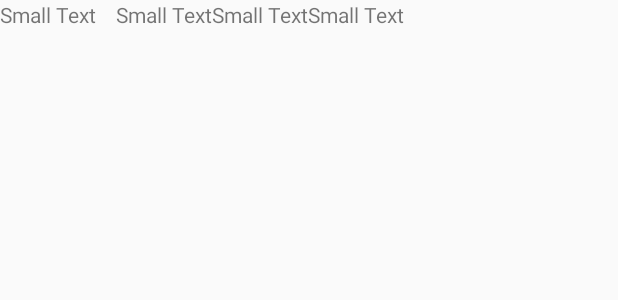
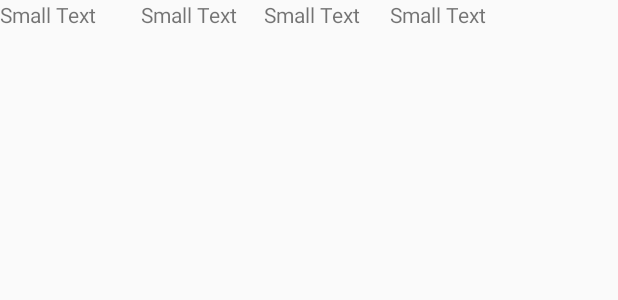
Before and after one commit to fabiozesge/shoplist, an Android app: the layout productlist.xml on its own in the app's theme, with its tools: preview values and no code run, on a phone screen of 412 x 824 dp. Shown: the top 300 px of the screen. Run offline under Robolectric (Android 15) with nearby library versions, the phone set to English and light mode, and no system bars.

Commit message:
New features.....

```diff
--- a/app/src/main/res/layout/activity_list.xml
+++ b/app/src/main/res/layout/activity_list.xml
@@ -43,7 +43,8 @@
                         <ListView
                             android:layout_width="fill_parent"
                             android:layout_height="fill_parent"
-                            android:id="@+id/listViewProduct" />
+                            android:id="@+id/listViewProduct"
+                            tools:listitem="@layout/productlist" />
                     </LinearLayout>
 
                     <LinearLayout
--- a/app/src/main/res/layout/productlist.xml
+++ b/app/src/main/res/layout/productlist.xml
@@ -5,28 +5,32 @@
     <TableRow
         android:layout_width="match_parent"
         android:layout_height="match_parent"
-        android:showDividers="middle|beginning|end">
+        android:showDividers="middle|beginning|end"
+        android:weightSum="1">
 
         <TextView
             android:layout_width="77dp"
             android:layout_height="wrap_content"
             android:textAppearance="?android:attr/textAppearanceSmall"
             android:text="Small Text"
-            android:id="@+id/txtDescription" />
+            android:id="@+id/txtDescription"
+            android:layout_weight="0.12" />
 
         <TextView
             android:layout_width="wrap_content"
             android:layout_height="wrap_content"
             android:textAppearance="?android:attr/textAppearanceSmall"
             android:text="Small Text"
-            android:id="@+id/txtQuantity" />
+            android:id="@+id/txtQuantity"
+            android:layout_weight="0.13" />
 
         <TextView
             android:layout_width="wrap_content"
             android:layout_height="wrap_content"
             android:textAppearance="?android:attr/textAppearanceSmall"
             android:text="Small Text"
-            android:id="@+id/txtUnit" />
+            android:id="@+id/txtUnit"
+            android:layout_weight="0.14" />
 
         <TextView
             android:layout_width="wrap_content"
--- a/app/src/main/res/values/strings.xml
+++ b/app/src/main/res/values/strings.xml
@@ -7,7 +7,7 @@
 
     <string name="tab_shoplist">Shop List</string>
 
-    <string name="tab_additem">Add Item</string>
+    <string name="tab_additem">Item Detail</string>
       <string name="edt_descripton">Description</string>
       <string name="edt_unit">Unit</string>
       <string name="edt_quantity">Quantity</string>
@@ -31,6 +31,10 @@
     <string name="btn_save">Save</string>
     <string name="btn_cancel">Cancel</string>
     <string name="btn_map">Map</string>
+    <string name="msg_title">Alert!</string>
+    <string name="msg_exit">Are you sure?</string>
+    <string name="msg_btn_positive">Yes</string>
+    <string name="msg_btn_negative">No</string>
 
     <string-array name="unitlist">
         <item>Box</item>
```
Also changed, not shown: app/src/main/java/br/com/example/fabio/shoplist/ListActivity.java (+29 -1 lines), 1 other file.
